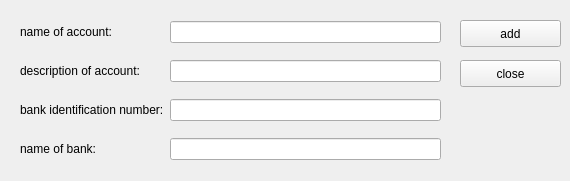
This is trunk/src/neueskonto.ui in BackupTheBerlios/mycash-svn as Qt 5 draws it before an edit. The edited form follows.
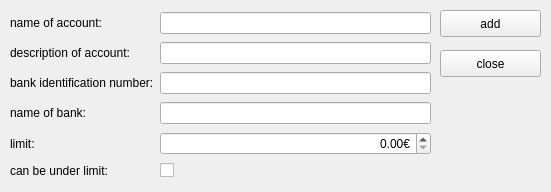
This is the edited form.

```diff
--- a/trunk/src/neueskonto.ui
+++ b/trunk/src/neueskonto.ui
@@ -8,8 +8,8 @@
    <rect>
     <x>0</x>
     <y>0</y>
-    <width>570</width>
-    <height>181</height>
+    <width>551</width>
+    <height>192</height>
    </rect>
   </property>
   <property name="windowTitle" >
@@ -18,10 +18,10 @@
   <widget class="QWidget" name="gridLayout" >
    <property name="geometry" >
     <rect>
-     <x>20</x>
+     <x>10</x>
      <y>10</y>
      <width>421</width>
-     <height>161</height>
+     <height>172</height>
     </rect>
    </property>
    <layout class="QGridLayout" >
@@ -65,13 +65,53 @@
     <item row="3" column="1" >
      <widget class="QLineEdit" name="lineBankName" />
     </item>
+    <item row="4" column="0" >
+     <widget class="QLabel" name="labelLimit" >
+      <property name="text" >
+       <string>limit:</string>
+      </property>
+     </widget>
+    </item>
+    <item row="4" column="1" >
+     <widget class="QDoubleSpinBox" name="spinboxLimit" >
+      <property name="layoutDirection" >
+       <enum>Qt::LeftToRight</enum>
+      </property>
+      <property name="alignment" >
+       <set>Qt::AlignRight|Qt::AlignTrailing|Qt::AlignVCenter</set>
+      </property>
+      <property name="prefix" >
+       <string/>
+      </property>
+      <property name="suffix" >
+       <string>€</string>
+      </property>
+      <property name="maximum" >
+       <double>99999.990000000005239</double>
+      </property>
+     </widget>
+    </item>
+    <item row="5" column="0" >
+     <widget class="QLabel" name="label" >
+      <property name="text" >
+       <string>can be under limit:</string>
+      </property>
+     </widget>
+    </item>
+    <item row="5" column="1" >
+     <widget class="QCheckBox" name="checkBeUnderLimit" >
+      <property name="text" >
+       <string/>
+      </property>
+     </widget>
+    </item>
    </layout>
   </widget>
   <widget class="QPushButton" name="pushAdd" >
    <property name="geometry" >
     <rect>
-     <x>460</x>
-     <y>20</y>
+     <x>440</x>
+     <y>10</y>
      <width>101</width>
      <height>27</height>
     </rect>
@@ -83,8 +123,8 @@
   <widget class="QPushButton" name="pushEnd" >
    <property name="geometry" >
     <rect>
-     <x>460</x>
-     <y>60</y>
+     <x>440</x>
+     <y>50</y>
      <width>101</width>
      <height>27</height>
     </rect>
```
